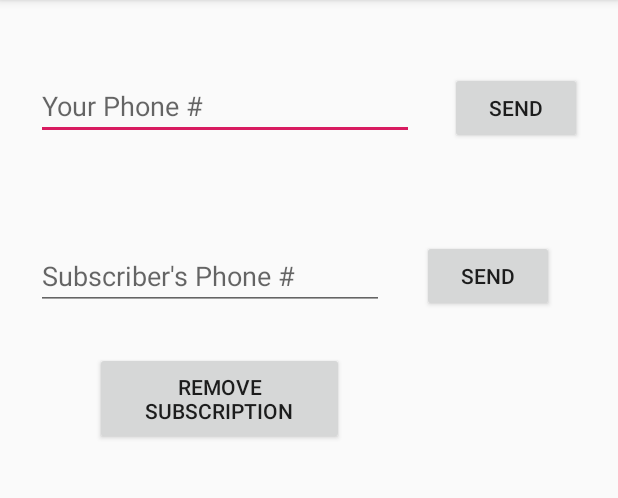
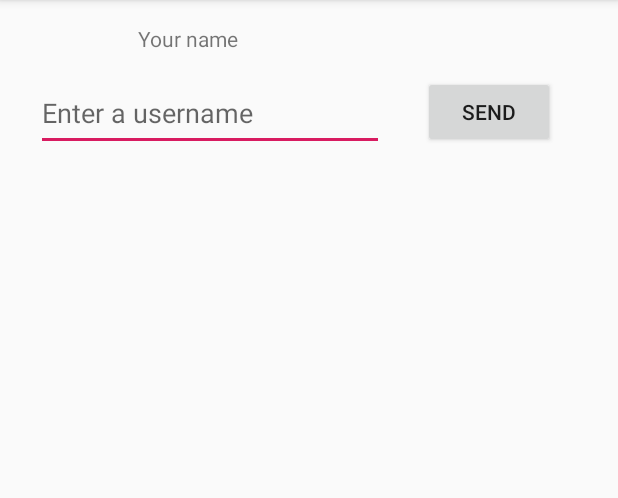
Before and after one commit to mjryzuk98/health-bond, an Android app: the screen it shows after launch (MainActivity), on a phone screen of 412 x 824 dp, the part 84-582 px from its top. Run offline under Robolectric (Android 15) with nearby library versions, the phone set to English and light mode, and no system bars.

Commit message:
android app_3

```diff
--- a/app/app/src/main/java/com/example/myfirstapp/MainActivity.java
+++ b/app/app/src/main/java/com/example/myfirstapp/MainActivity.java
@@ -1,28 +1,15 @@
 package com.example.myfirstapp;
 
 import androidx.appcompat.app.AppCompatActivity;
-import androidx.appcompat.widget.Toolbar;
 
-import android.Manifest;
-import android.app.PendingIntent;
-import android.content.Context;
 import android.content.Intent;
-import android.content.pm.PackageManager;
 import android.location.Location;
-import android.location.LocationListener;
-import android.location.LocationManager;
 import android.os.Bundle;
-import android.os.HandlerThread;
 import android.os.Looper;
-import android.telephony.TelephonyManager;
-import android.util.Log;
-import android.view.Menu;
-import android.view.MenuItem;
 import android.view.View;
 import android.widget.EditText;
 import android.widget.TextView;
 
-import static android.provider.AlarmClock.EXTRA_MESSAGE;
 import static com.google.android.gms.location.LocationServices.getFusedLocationProviderClient;
 
 import com.google.android.gms.location.FusedLocationProviderClient;
@@ -32,21 +19,11 @@ import com.google.android.gms.location.LocationResult;
 import com.google.android.gms.location.LocationServices;
 import com.google.android.gms.location.LocationSettingsRequest;
 import com.google.android.gms.location.SettingsClient;
-import com.google.android.gms.tasks.OnSuccessListener;
 
-import java.io.BufferedReader;
-import java.io.DataOutputStream;
 import java.io.IOException;
-import java.io.InputStreamReader;
-import java.io.UnsupportedEncodingException;
-import java.net.HttpURLConnection;
 import java.net.MalformedURLException;
 import java.net.ProtocolException;
-import java.net.URL;
-import java.net.URLEncoder;
 import java.util.ArrayList;
-import java.util.HashMap;
-import java.util.Map;
 import java.util.concurrent.ExecutorService;
 import java.util.concurrent.Executors;
 
@@ -61,6 +38,7 @@ public class MainActivity extends AppCompatActivity {
     private int subSize;
 
     private String strLocation;
+    private String username;
 
     private LocationRequest mLocationRequest;
 
@@ -83,6 +61,7 @@ public class MainActivity extends AppCompatActivity {
 
         TextView txt = findViewById(R.id.output);
         txt.setText("");
+        username = "";
 
         subNums = new ArrayList<String>();
         subSize = 0;
@@ -147,38 +126,59 @@ public class MainActivity extends AppCompatActivity {
 
     public void sendMessage(View view) {
         Intent intent = new Intent(this, DisplayMessageActivity.class);
-        EditText editText = (EditText) findViewById(R.id.editText);
+        EditText editText = (EditText) findViewById(R.id.userNum);
         String message = editText.getText().toString();
         Intent intent1 = intent.putExtra(EXTRA_MESSAGE, message);
         startActivity(intent);
 
     }
 
+
+    //captures phone number input from text boxes
     public void captureNumber(View view) {
         EditText number;
         try {
             switch (view.getId()) {
-                case R.id.button:
-                    number = findViewById(R.id.editText);
+                case R.id.button: //user's phone number
+                    number = findViewById(R.id.userNum);
                     String temp = number.getText().toString();
                     long num = Long.parseLong(temp);
                     myPhone = number.getText().toString();
-                    number.setText("");
+
+                    View subNum = findViewById(R.id.subNum);
+                    View button2 = findViewById(R.id.button2);
+                    View button3 = findViewById(R.id.button3);
+                    View yourFriends = findViewById(R.id.yourFriends);
+                    subNum.setVisibility(View.VISIBLE);
+                    button2.setVisibility(View.VISIBLE);
+                    button3.setVisibility(View.VISIBLE);
+                    yourFriends.setVisibility(View.VISIBLE);
                     break;
 
-                case R.id.button2:
-                    number = findViewById(R.id.editText2);
+                case R.id.button2: //appending numbers that user is subscribed to
+                    number = findViewById(R.id.subNum);
                     num = Long.parseLong(number.getText().toString());
                     subNums.add(number.getText().toString());
                     subSize++;
+                    number.setText("");
                     //submitRequest();
                     break;
-                case R.id.button3:
+                case R.id.button3: //removing numbers that user is subscribed to
                     if (subSize > 0) {
                         subNums.remove(subNums.size() - 1);
                         subSize--;
                     }
                     break;
+                case R.id.button4: //setting username
+                    number = findViewById(R.id.name);
+                    username = number.getText().toString();
+
+                    View userNum = findViewById(R.id.userNum);
+                    View button = findViewById(R.id.button);
+                    View yourNumber = findViewById(R.id.yourNumber);
+                    userNum.setVisibility(View.VISIBLE);
+                    button.setVisibility(View.VISIBLE);
+                    yourNumber.setVisibility(View.VISIBLE);
             }
             updateLog();
         }
@@ -192,8 +192,9 @@ public class MainActivity extends AppCompatActivity {
         updateLog();
     }
 
+    //temporary debugging log that displays location coordinates and phone numbers on screen
     public void updateLog() {
-        String message = "Current Location:\n" + strLocation + "\nYour Phone Number:\n" + myPhone + "\nSubscribers Phone Numbers:\n";
+        String message = "Username: " + username + "\nCurrent Location:\n" + strLocation + "\nYour Phone Number:\n" + myPhone + "\nSubscribers Phone Numbers:\n";
         for (int i = 0; i < subNums.size(); i++) {
             message += subNums.get(i) + "\n";
         }
--- a/app/app/src/main/res/layout/activity_main.xml
+++ b/app/app/src/main/res/layout/activity_main.xml
@@ -7,16 +7,17 @@
     tools:context=".MainActivity">
 
     <EditText
-        android:id="@+id/editText"
+        android:id="@+id/userNum"
         android:layout_width="0dp"
         android:layout_height="45dp"
         android:layout_marginStart="24dp"
         android:layout_marginLeft="24dp"
-        android:layout_marginTop="48dp"
+        android:layout_marginTop="148dp"
         android:layout_marginRight="16dp"
         android:ems="10"
         android:hint="@string/edit_message"
         android:inputType="textPersonName"
+        android:visibility="invisible"
         app:layout_constraintEnd_toStartOf="@+id/button"
         app:layout_constraintHorizontal_bias="0.5"
         app:layout_constraintStart_toStartOf="parent"
@@ -28,14 +29,15 @@
         android:layout_height="0dp"
         android:layout_marginStart="24dp"
         android:layout_marginLeft="24dp"
-        android:layout_marginTop="48dp"
+        android:layout_marginTop="148dp"
         android:layout_marginEnd="24dp"
         android:layout_marginRight="24dp"
         android:onClick="captureNumber"
         android:text="@string/button_send"
+        android:visibility="invisible"
         app:layout_constraintEnd_toEndOf="parent"
         app:layout_constraintHorizontal_bias="0.5"
-        app:layout_constraintStart_toEndOf="@+id/editText"
+        app:layout_constraintStart_toEndOf="@+id/userNum"
         app:layout_constraintTop_toTopOf="parent" />
 
     <TextView
@@ -51,17 +53,18 @@
         app:layout_constraintVertical_bias="0.901" />
 
     <EditText
-        android:id="@+id/editText2"
+        android:id="@+id/subNum"
         android:layout_width="232dp"
         android:layout_height="45dp"
         android:layout_marginStart="24dp"
         android:layout_marginLeft="24dp"
-        android:layout_marginTop="68dp"
+        android:layout_marginTop="76dp"
         android:ems="10"
         android:hint="@string/edit_message2"
         android:inputType="textPersonName"
+        android:visibility="invisible"
         app:layout_constraintStart_toStartOf="parent"
-        app:layout_constraintTop_toBottomOf="@+id/editText" />
+        app:layout_constraintTop_toBottomOf="@+id/userNum" />
 
     <Button
         android:id="@+id/button2"
@@ -69,12 +72,13 @@
         android:layout_height="wrap_content"
         android:layout_marginStart="25dp"
         android:layout_marginLeft="25dp"
-        android:layout_marginTop="64dp"
+        android:layout_marginTop="72dp"
         android:onClick="captureNumber"
         android:text="Send"
+        android:visibility="invisible"
         app:layout_constraintEnd_toEndOf="parent"
         app:layout_constraintHorizontal_bias="0.0"
-        app:layout_constraintStart_toEndOf="@+id/editText2"
+        app:layout_constraintStart_toEndOf="@+id/subNum"
         app:layout_constraintTop_toBottomOf="@+id/button" />
 
     <Button
@@ -83,12 +87,86 @@
         android:layout_height="62dp"
         android:layout_marginStart="52dp"
         android:layout_marginLeft="52dp"
-        android:layout_marginTop="28dp"
+        android:layout_marginTop="36dp"
         android:layout_marginEnd="172dp"
         android:layout_marginRight="172dp"
         android:onClick="captureNumber"
         android:text="Remove Subscription"
+        android:visibility="invisible"
         app:layout_constraintEnd_toEndOf="parent"
+        app:layout_constraintHorizontal_bias="0.666"
         app:layout_constraintStart_toStartOf="parent"
-        app:layout_constraintTop_toBottomOf="@+id/editText2" />
+        app:layout_constraintTop_toBottomOf="@+id/subNum" />
+
+    <EditText
+        android:id="@+id/name"
+        android:layout_width="232dp"
+        android:layout_height="50dp"
+        android:layout_marginStart="24dp"
+        android:layout_marginLeft="24dp"
+        android:layout_marginBottom="32dp"
+        android:ems="10"
+        android:hint="@string/username"
+        android:inputType="textPersonName"
+        app:layout_constraintBottom_toTopOf="@id/button"
+        app:layout_constraintStart_toStartOf="parent"
+        app:layout_constraintTop_toTopOf="parent"
+        app:layout_constraintVertical_bias="0.772" />
+
+    <Button
+        android:id="@+id/button4"
+        android:layout_width="wrap_content"
+        android:layout_height="wrap_content"
+        android:layout_marginStart="24dp"
+        android:layout_marginLeft="24dp"
+        android:layout_marginTop="40dp"
+        android:onClick="captureNumber"
+        android:text="Send"
+        app:layout_constraintBottom_toTopOf="@+id/button"
+        app:layout_constraintEnd_toEndOf="parent"
+        app:layout_constraintHorizontal_bias="0.04"
+        app:layout_constraintStart_toEndOf="@+id/name"
+        app:layout_constraintTop_toTopOf="parent"
+        app:layout_constraintVertical_bias="0.183" />
+
+    <TextView
+        android:id="@+id/yourName"
+        android:layout_width="wrap_content"
+        android:layout_height="wrap_content"
+        android:layout_marginStart="92dp"
+        android:layout_marginLeft="92dp"
+        android:layout_marginTop="16dp"
+        android:text="Your name"
+        app:layout_constraintBottom_toTopOf="@+id/name"
+        app:layout_constraintStart_toStartOf="parent"
+        app:layout_constraintTop_toTopOf="parent"
+        app:layout_constraintVertical_bias="0.0" />
+
+    <TextView
+        android:id="@+id/yourNumber"
+        android:layout_width="wrap_content"
+        android:layout_height="wrap_content"
+        android:layout_marginStart="92dp"
+        android:layout_marginLeft="92dp"
+        android:layout_marginTop="14dp"
+        android:layout_marginBottom="14dp"
+        android:text="Your number"
+        android:visibility="invisible"
+        app:layout_constraintBottom_toTopOf="@+id/userNum"
+        app:layout_constraintStart_toStartOf="parent"
+        app:layout_constraintTop_toBottomOf="@+id/name" />
+
+    <TextView
+        android:id="@+id/yourFriends"
+        android:layout_width="wrap_content"
+        android:layout_height="wrap_content"
+        android:layout_marginStart="40dp"
+        android:layout_marginLeft="40dp"
+        android:layout_marginBottom="16dp"
+        android:text="Enter your friends' numbers here"
+        android:visibility="invisible"
+        app:layout_constraintBottom_toTopOf="@+id/subNum"
+        app:layout_constraintStart_toStartOf="parent"
+        app:layout_constraintTop_toBottomOf="@+id/userNum"
+        app:layout_constraintVertical_bias="0.731" />
 </androidx.constraintlayout.widget.ConstraintLayout>
--- a/app/app/src/main/res/values/strings.xml
+++ b/app/app/src/main/res/values/strings.xml
@@ -3,4 +3,5 @@
     <string name="edit_message">Your Phone #</string>
     <string name="button_send">Send</string>
     <string name="edit_message2">Subscriber\'s Phone #</string>
+    <string name="username">Enter a username</string>
 </resources>
```
Also changed, not shown: 2 other files.
